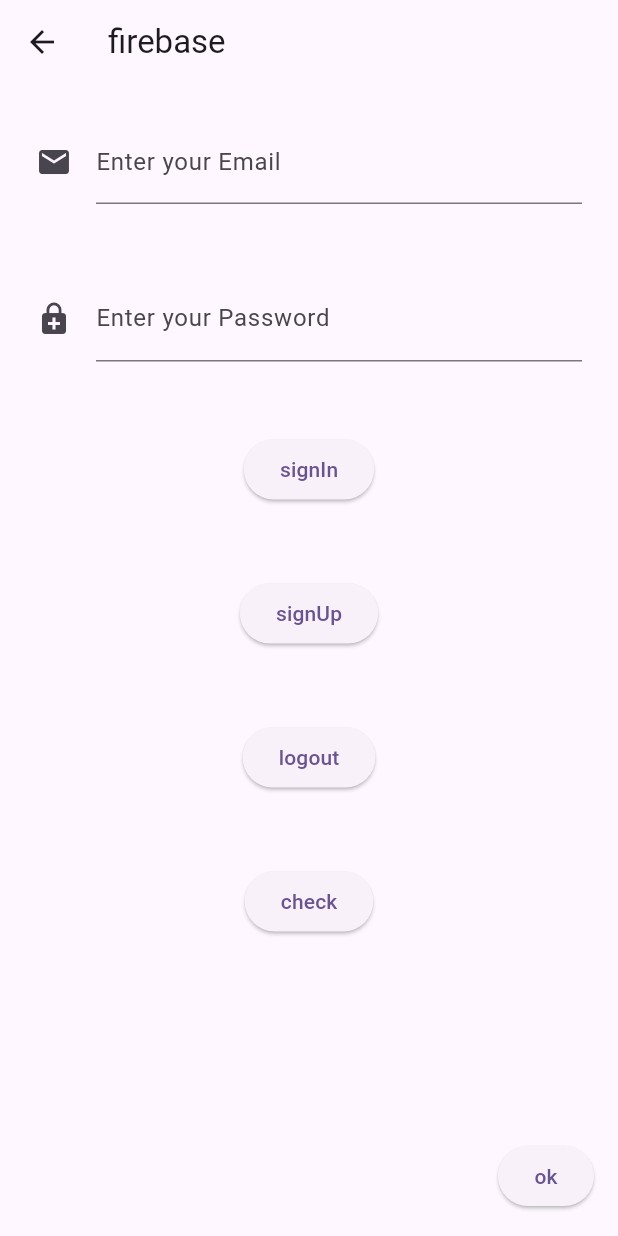
After one commit to business-sixtick/portfolio, a Flutter app: the Firebase screen opened directly, on a phone screen of 412 x 824 dp. The commit adds this screen. Run offline on Flutter 3.47's test engine with Material 3 defaults, Android fonts, the phone set to English and light mode, and no system bars; our stand-ins replace cloud_firestore, firebase_auth, firebase_core, flutter_riverpod; missing offline and left inert: cp949_codec, window_size; accounts and stored records are empty.

Commit message:
이메일 로그인 테스트트

```diff
--- a/lib/main.dart
+++ b/lib/main.dart
@@ -1,6 +1,7 @@
 import 'package:flutter/material.dart';
 import 'package:flutter_riverpod/flutter_riverpod.dart';
-
+import 'package:firebase_core/firebase_core.dart'; // 파이어베이스
+import 'firebase_options.dart'; // 파이어베이스
 
 import 'package:flutter/foundation.dart';
 import 'package:window_size/window_size.dart';
@@ -9,7 +10,9 @@
 import 'package:portpolio/sixtick.dart';
 import 'widgets/main_page.dart';
 
-void main() {
+void main() async {
+  WidgetsFlutterBinding.ensureInitialized();
+  await Firebase.initializeApp(options: DefaultFirebaseOptions.currentPlatform,); // 파이어베이스 Firebase 초기화 완료 대기
   logInit();
   if (kIsWeb) {
     // 웹에서만 동작하는 코드를 삽입하시오. 삽입?? ㅋㅋㅋ
--- /dev/null
+++ b/lib/widgets/firebase.dart
@@ -0,0 +1,322 @@
+// import 'package:firebase_core/firebase_core.dart';
+import 'package:cloud_firestore/cloud_firestore.dart'; // flutter pub add cloud_firestore
+import 'package:flutter/foundation.dart';
+import 'package:flutter/material.dart';
+import 'package:flutter_riverpod/flutter_riverpod.dart';
+import 'package:firebase_auth/firebase_auth.dart'; //flutter pub add firebase_auth
+
+// 파이어 베이스의 기능들 firebase (서버측 기능들을 담고있다. https://console.firebase.google.com) 내부적으로 구글클라우드 프로젝트를 생성함
+// spark 요금제 (무료료)
+// 인증 authentication
+// 저장소 storage
+// 데이터베이스 databases (firestore )
+// 알림 notifications
+// 호스팅 hosting
+
+// 플러터 앱에 firebase 추가 하기
+// https://firebase.tools/bin/win/instant/latest  // 윈도우용 firebase cli 실행 // firebase login  // firebase projects:list
+// 또는 npm install -g firebase-tools  (글로벌로 설치하는게 낫겠네)
+// flutter pub add firebase_core
+// dart pub global activate flutterfire_cli  // flutterfire cli 설치 C:\Users\sixtick3\AppData\Local\Pub\Cache\bin
+// flutterfire configure --project=portfolio-v1-5e59d  // 이렇게 하면 플랫폼별 앱이 Firebase에 자동으로 등록되고 lib/firebase_options.dart 구성 파일이 Flutter 프로젝트에 추가됩니다.
+// C:\Users\sixtick3\AppData\Local\Pub\Cache\bin\flutterfire configure --project=portfolio-v1-5e59d
+
+// 플러그인에 대한정보
+// https://firebase.google.com/docs/flutter/setup?hl=ko&authuser=1&_gl=1*7cfwb5*_ga*MTE5OTYxNTE4Mi4xNzMxNTQ0NDE5*_ga_CW55HF8NVT*MTczNTc3NjQyMi4xNy4xLjE3MzU3Nzg4MjYuNjAuMC4w&platform=ios#available-plugins
+
+// 플러터 앱에 authentication 인증 추가하기
+// 프로젝트 개요에서 authentication 클릭 , 시작하기
+
+class Firebase extends ConsumerWidget {
+  final provierList = StateProvider<List<EventDetail>>((ref) => []);
+  final controllerEmail = TextEditingController();
+  final controllerPassword = TextEditingController();
+  final _formKey = GlobalKey<FormState>();
+
+  @override
+  Widget build(BuildContext context, WidgetRef ref) {
+    List<EventDetail> stateList = ref.watch(provierList);
+    return SafeArea(
+        child: Scaffold(
+      appBar: AppBar(
+        title: const Text('firebase'),
+      ),
+      body: ConstrainedBox(
+        constraints: const BoxConstraints(maxWidth: 800),
+        child: Column(
+          children: [
+            Form(
+              key: _formKey,
+              child: Column(
+                children: [
+                  Padding(
+                    padding: EdgeInsets.all(24),
+                    child: TextFormField(
+                      controller: controllerEmail,
+                      keyboardType: TextInputType.emailAddress,
+                      decoration: InputDecoration(
+                        labelText: 'Enter your Email',
+                        hintText: 'name@gmail.com',
+                        icon: Icon(Icons.mail),
+                      ),
+                      validator: (text) => text == null || text.isEmpty
+                          ? 'Email is required'
+                          : null,
+                    ),
+                  ),
+                  Padding(
+                    padding: EdgeInsets.all(24),
+                    child: TextFormField(
+                      controller: controllerPassword,
+                      keyboardType: TextInputType.emailAddress,
+                      obscureText: true, // 글자 감춤
+                      decoration: InputDecoration(
+                        labelText: 'Enter your Password',
+                        hintText: '6자리 이상',
+                        icon: Icon(Icons.enhanced_encryption),
+                      ),
+                      validator: (text) =>
+                          text == null || text.isEmpty || text.length < 6
+                              ? 'Password is required'
+                              : null,
+                    ),
+                  ),
+                  Padding(
+                    padding: EdgeInsets.all(24),
+                    child: ElevatedButton(
+                      onPressed: () {
+                        if (_formKey.currentState!.validate()) {
+                          // 검증
+                          signIn(controllerEmail.text, controllerPassword.text)
+                              .then((onValue) => showMessage(context,
+                                  onValue.keys.first, onValue.values.first));
+                          debugPrint('signIn onPressed');
+                        } else {
+                          debugPrint('signIn onPressed else');
+                          return;
+                        }
+                      },
+                      child: const Text('signIn'),
+                    ),
+                  ),
+                  Padding(
+                    padding: EdgeInsets.all(24),
+                    child: ElevatedButton(
+                      onPressed: () {
+                        if (_formKey.currentState!.validate()) {
+                          // 검증
+                          signUp(controllerEmail.text, controllerPassword.text)
+                              .then((onValue) => showMessage(context,
+                                  onValue.keys.first, onValue.values.first));
+                          debugPrint('signUp onPressed');
+                        } else {
+                          debugPrint('signUp onPressed else');
+                          return;
+                        }
+                      },
+                      child: const Text('signUp'),
+                    ),
+                  ),
+                  Padding(
+                    padding: EdgeInsets.all(24),
+                    child: ElevatedButton(
+                      onPressed: () {
+                        logout();
+                      },
+                      child: const Text('logout'),
+                    ),
+                  ),
+                  Padding(
+                    padding: EdgeInsets.all(24),
+                    child: ElevatedButton(
+                      onPressed: () {
+                        isLogin();
+                      },
+                      child: const Text('check'),
+                    ),
+                  ),
+                ],
+              ),
+            ),
+            // Expanded(child: Text('hi')),
+
+            Expanded(
+              child: ListView(
+                children: stateList.map((value) {
+                  return ListTile(
+                    title: Text(value.description),
+                    subtitle: Text('date : ${value.date}'),
+                  );
+                }).toList(),
+              ),
+            ),
+          ],
+        ),
+      ),
+      floatingActionButton: ElevatedButton(
+          onPressed: () {
+            // testData();
+            getEventDetails().then(
+                (onValue) => ref.read(provierList.notifier).state = onValue);
+            debugPrint('getEventDetails onPressed');
+          },
+          child: const Text('ok')),
+    ));
+  }
+}
+
+void isLogin() {
+  debugPrint(FirebaseAuth.instance.currentUser == null
+      ? ''
+      : FirebaseAuth.instance.currentUser!.email.toString());
+}
+
+Future<void> logout() async {
+  try {
+    await FirebaseAuth.instance.signOut();
+    debugPrint('logOut');
+  } catch (e) {
+    debugPrint('logOut catch $e');
+  }
+}
+
+Future<Map<String, String>> signIn(String emailAddress, String password) async {
+  try {
+    // setState(() => _loading = true); // 로딩 시작
+    UserCredential userCredential =
+        await FirebaseAuth.instance.signInWithEmailAndPassword(
+      email: emailAddress,
+      password: password,
+    );
+
+    final user = userCredential.user;
+
+    return {'ok': '${user!.email} 환영합니다.'};
+  } on FirebaseAuthException catch (e) {
+    if (e.code == 'user-not-found') {
+      return {'error': '사용자가 존재하지 않습니다.'};
+    } else if (e.code == 'wrong-password') {
+      return {'error': '비밀번호가 잘못되었습니다.'};
+    } else {
+      return {'error': '${e.message}'};
+    }
+  } catch (e) {
+    return {'error': e.toString()};
+  }
+}
+
+Future<Map<String, String>> signUp(String emailAddress, String password) async {
+  try {
+    final credential =
+        await FirebaseAuth.instance.createUserWithEmailAndPassword(
+      email: emailAddress,
+      password: password,
+    );
+    debugPrint('signUp credential : ${credential.toString()}');
+  } on FirebaseAuthException catch (e) {
+    if (e.code == 'weak-password') {
+      return {'error': 'The password provided is too weak.'};
+    } else if (e.code == 'email-already-in-use') {
+      return {'error': 'The account already exists for that email.'};
+    }
+  } catch (e) {
+    debugPrint('catch : ${e.toString()}');
+    return {'error': e.toString()};
+  }
+  return {'ok': 'create account'};
+}
+
+void showMessage(BuildContext context, String title, String content) {
+  showDialog(
+    context: context,
+    builder: (BuildContext context) {
+      return AlertDialog(
+        title: Text(title),
+        content: Text(content),
+        actions: [
+          TextButton(
+              onPressed: () => Navigator.of(context).pop(),
+              child: const Text('OK')),
+        ],
+      );
+    }
+  );
+}
+
+class User {
+  bool _isLogin = true;
+  late String _userId;
+  late String _password;
+  late String _email;
+  String _message = '';
+}
+
+class EventDetail {
+  late String id;
+  late String _description;
+  late String _date;
+  late String _startTime;
+  late String _endTime;
+  late String _speaker;
+  late bool _isFavorite;
+  EventDetail(this.id, this._description, this._date, this._startTime,
+      this._endTime, this._speaker, this._isFavorite);
+  String get description => _description;
+  String get date => _date;
+  String get startTime => _startTime;
+  String get endTime => _endTime;
+  String get speaker => _speaker;
+  bool get isFavorite => _isFavorite;
+
+  EventDetail.fromMap(dynamic obj) {
+    //QueryDocumentSnapshot<Map<String, dynamic>>
+    id = (obj as QueryDocumentSnapshot).id; // obj['id']; id는 이형식으로 가져올 수 없음
+    _description = obj['description'];
+    _date = obj['date'];
+    _startTime = obj['start_time'];
+    _endTime = obj['end_time'];
+    _speaker = obj['speaker'];
+    _isFavorite = obj['is_favorite'];
+  }
+
+  Map<String, dynamic> toMap() {
+    var map = <String, dynamic>{};
+    if (id != null) {
+      map['id'] = id;
+    }
+    map['description'] = _description;
+    map['date'] = _date;
+    map['start_time'] = _startTime;
+    map['end_time'] = _endTime;
+    map['speaker'] = _speaker;
+    map['is_favorite'] = _isFavorite;
+
+    return map;
+  }
+}
+
+Future<List<EventDetail>> getEventDetails() async {
+  var list = <EventDetail>[];
+  FirebaseFirestore db = FirebaseFirestore.instance;
+  var data = await db.collection('event_details').get();
+  var details = data.docs.toList();
+  // details.forEach((action){
+  //   list.add(EventDetail.fromMap(action));
+  // }); // 익명함수를 쓸거면 for문이 빠름름
+
+  for (var value in details) {
+    debugPrint('getEventDetails value : ${value.data().toString()}');
+    list.add(EventDetail.fromMap(value));
+  }
+  return list;
+}
+
+Future testData() async {
+  debugPrint('testData');
+  FirebaseFirestore db = FirebaseFirestore.instance;
+  var data = await db.collection('event_details').get();
+  var details = data.docs.toList();
+  details.forEach((action) {
+    debugPrint(action.id);
+  });
+}
--- a/lib/widgets/main_page.dart
+++ b/lib/widgets/main_page.dart
@@ -1,6 +1,7 @@
 import 'package:flutter/material.dart';
 import 'package:flutter_riverpod/flutter_riverpod.dart';
 import 'package:portpolio/widgets/dropdownbutton_test.dart';
+import 'package:portpolio/widgets/firebase.dart';
 import 'package:portpolio/widgets/llm_page.dart';
 import 'package:portpolio/widgets/movie_page.dart';
 import 'package:portpolio/widgets/pong_page.dart';
@@ -22,6 +23,7 @@
   "LLM" : LLMPage(),
   "PONG GAME" : PongStateful(),
   "MOVIE" : MoviePage(),
+  "FIREBASE" : Firebase(),
   "riverpod TEST" : RiverpodTest1(),
   "dropdownbutton TEST" : DropdownButtonTest(),
 };
--- a/pubspec.yaml
+++ b/pubspec.yaml
@@ -42,6 +42,9 @@
   html: ^0.15.5
   cp949_codec: ^1.0.2
   logging: ^1.3.0
+  firebase_core: ^3.9.0
+  cloud_firestore: ^5.6.0
+  firebase_auth: ^5.3.4
 
 dev_dependencies:
   flutter_test:
```
Also changed, not shown: lib/sixtick.dart (+17 -2 lines), firebase.json (added), lib/firebase_options.dart (added), pubspec.lock, 6 other files.
